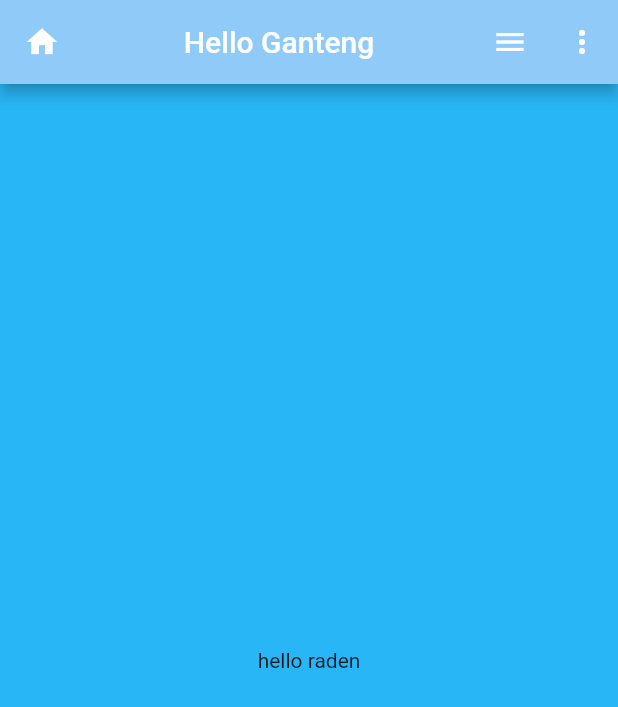
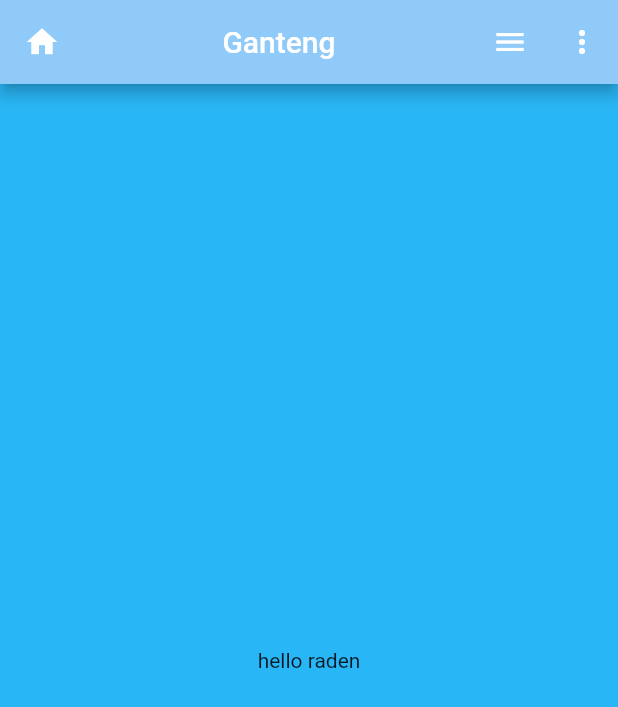
Before and after one commit to raden77/testflutter, a Flutter app: the screen it shows after launch, on a phone screen of 412 x 824 dp. Shown: the top 707 px of the screen. Run offline on Flutter 3.47's test engine with Material 2 defaults, Android fonts, the phone set to English and light mode, and no system bars.

Commit message:
push terbaru

```diff
--- a/lib/main.dart
+++ b/lib/main.dart
@@ -20,7 +20,7 @@ class _MyAppState extends State<MyApp> {
       home: Scaffold(
         backgroundColor: Colors.lightBlue[400],
         appBar: AppBar(
-          title: Center(child: Text('Hello Ganteng')),
+          title: Center(child: Text('Ganteng')),
           backgroundColor: Colors.blue[200],
           leading: Icon(Icons.home),
           actions: <Widget>[
```
